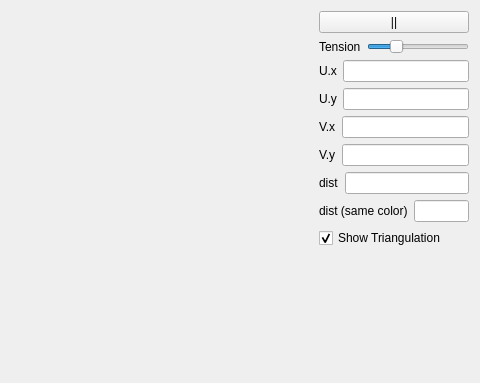
This is TileDist/TileDist.ui in TomasSirgedas/HadwigerNelson-TileDist as Qt 5 draws it before an edit; both pictures show x 907 to 1387 and y 0 to 383 of the 1387 by 865 pixel window. The edited form follows.
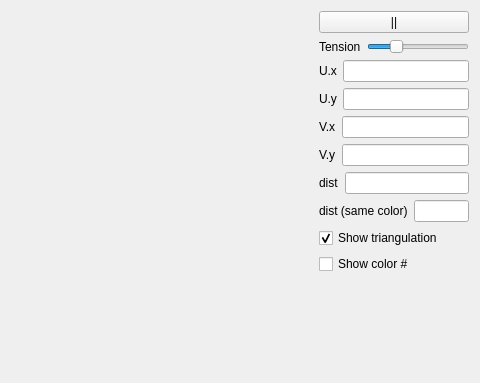
This is the edited form.

Commit message: draw color #, fix ui mistake

Diff of the .ui file:
```diff
--- a/TileDist/TileDist.ui
+++ b/TileDist/TileDist.ui
@@ -146,7 +146,7 @@
          </widget>
         </item>
         <item>
-         <widget class="QLineEdit" name="minDistSameLineEdit"/>
+         <widget class="QLineEdit" name="minDistDiffLineEdit"/>
         </item>
        </layout>
       </item>
@@ -160,20 +160,27 @@
          </widget>
         </item>
         <item>
-         <widget class="QLineEdit" name="minDistDiffLineEdit"/>
+         <widget class="QLineEdit" name="minDistSameLineEdit"/>
         </item>
        </layout>
       </item>
       <item>
        <widget class="QCheckBox" name="showTriangulationCheckBox">
         <property name="text">
-         <string>Show Triangulation</string>
+         <string>Show triangulation</string>
         </property>
         <property name="checked">
          <bool>true</bool>
         </property>
        </widget>
       </item>
+      <item>
+       <widget class="QCheckBox" name="showColorNumberCheckBox">
+        <property name="text">
+         <string>Show color # </string>
+        </property>
+       </widget>
+      </item>
       <item>
        <spacer name="verticalSpacer">
         <property name="orientation">
```
The commit also changes 1 other file.
